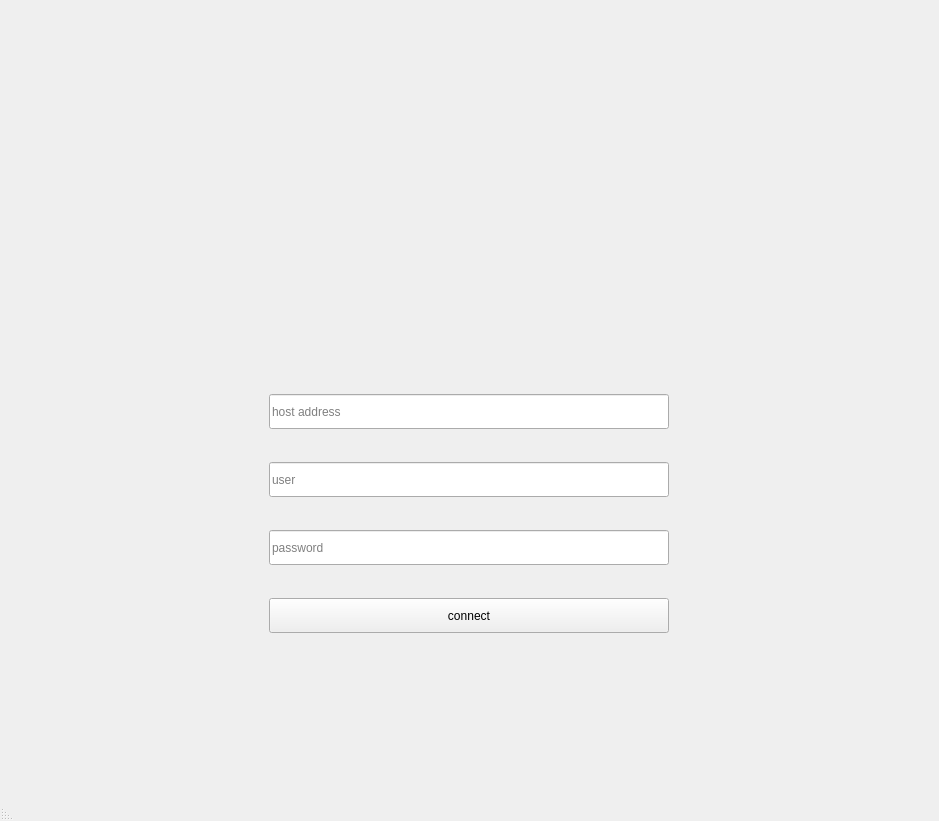
This is gui/new_gui/connect to server/connect_to_server.ui in ali-ghazi78/AP-final_project as Qt 5 draws it before an edit. The edited form follows.
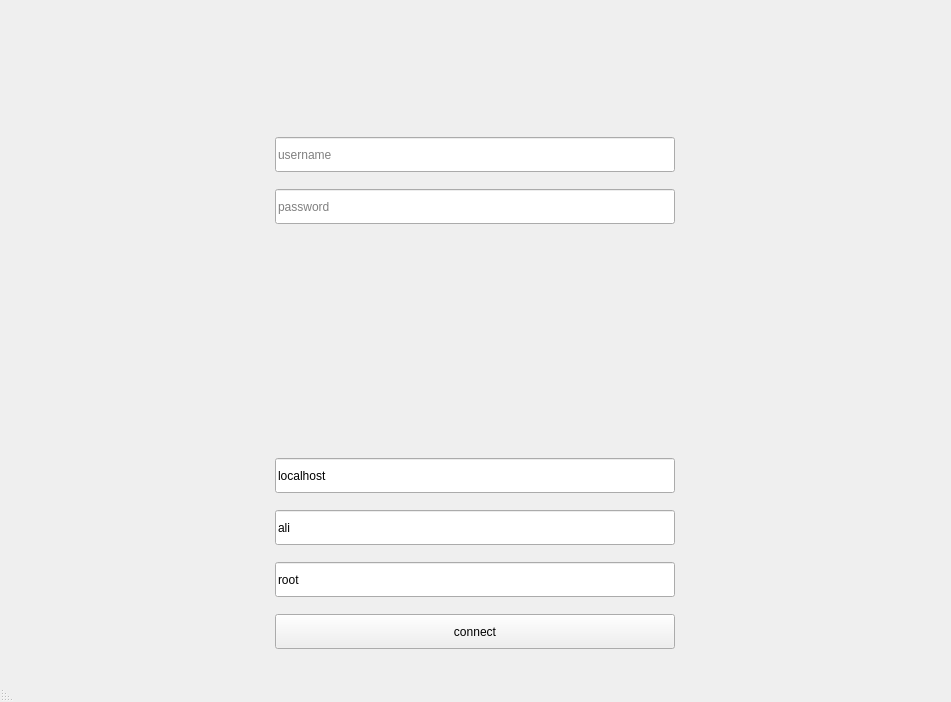
This is the edited form. Icons and pictures are not drawn.

Commit message: all cores work correctly and username password is OK

```diff
--- a/gui/new_gui/connect to server/connect_to_server.ui
+++ b/gui/new_gui/connect to server/connect_to_server.ui
@@ -6,8 +6,8 @@
    <rect>
     <x>0</x>
     <y>0</y>
-    <width>939</width>
-    <height>821</height>
+    <width>951</width>
+    <height>702</height>
    </rect>
   </property>
   <property name="sizePolicy">
@@ -36,36 +36,95 @@
   </property>
   <widget class="QWidget" name="centralwidget">
    <layout class="QVBoxLayout" name="verticalLayout">
-    <property name="spacing">
-     <number>2</number>
-    </property>
-    <property name="leftMargin">
-     <number>50</number>
-    </property>
-    <property name="topMargin">
-     <number>50</number>
-    </property>
-    <property name="rightMargin">
-     <number>50</number>
-    </property>
-    <property name="bottomMargin">
-     <number>50</number>
-    </property>
-    <item>
-     <spacer name="verticalSpacer">
-      <property name="orientation">
-       <enum>Qt::Vertical</enum>
+    <item alignment="Qt::AlignHCenter">
+     <widget class="QLabel" name="label_2">
+      <property name="minimumSize">
+       <size>
+        <width>100</width>
+        <height>100</height>
+       </size>
       </property>
-      <property name="sizeType">
-       <enum>QSizePolicy::Fixed</enum>
+      <property name="maximumSize">
+       <size>
+        <width>100</width>
+        <height>100</height>
+       </size>
       </property>
-      <property name="sizeHint" stdset="0">
+      <property name="text">
+       <string/>
+      </property>
+      <property name="pixmap">
+       <pixmap resource="../booking/booking.qrc">:/core/enter.png</pixmap>
+      </property>
+      <property name="scaledContents">
+       <bool>true</bool>
+      </property>
+      <property name="margin">
+       <number>20</number>
+      </property>
+     </widget>
+    </item>
+    <item alignment="Qt::AlignHCenter">
+     <widget class="QLineEdit" name="user_name">
+      <property name="minimumSize">
        <size>
-        <width>10</width>
-        <height>80</height>
+        <width>400</width>
+        <height>35</height>
        </size>
       </property>
-     </spacer>
+      <property name="maximumSize">
+       <size>
+        <width>400</width>
+        <height>35</height>
+       </size>
+      </property>
+      <property name="sizeIncrement">
+       <size>
+        <width>0</width>
+        <height>35</height>
+       </size>
+      </property>
+      <property name="baseSize">
+       <size>
+        <width>0</width>
+        <height>35</height>
+       </size>
+      </property>
+      <property name="placeholderText">
+       <string>username</string>
+      </property>
+     </widget>
+    </item>
+    <item alignment="Qt::AlignHCenter">
+     <widget class="QLineEdit" name="password">
+      <property name="minimumSize">
+       <size>
+        <width>400</width>
+        <height>35</height>
+       </size>
+      </property>
+      <property name="maximumSize">
+       <size>
+        <width>400</width>
+        <height>35</height>
+       </size>
+      </property>
+      <property name="sizeIncrement">
+       <size>
+        <width>0</width>
+        <height>35</height>
+       </size>
+      </property>
+      <property name="baseSize">
+       <size>
+        <width>0</width>
+        <height>35</height>
+       </size>
+      </property>
+      <property name="placeholderText">
+       <string>password</string>
+      </property>
+     </widget>
     </item>
     <item alignment="Qt::AlignHCenter">
      <widget class="QLabel" name="label">
@@ -107,7 +166,7 @@
        </size>
       </property>
       <property name="text">
-       <string/>
+       <string>localhost</string>
       </property>
       <property name="placeholderText">
        <string>host address</string>
@@ -129,10 +188,10 @@
        </size>
       </property>
       <property name="text">
-       <string/>
+       <string>ali</string>
       </property>
       <property name="placeholderText">
-       <string>user</string>
+       <string>host_username</string>
       </property>
      </widget>
     </item>
@@ -151,10 +210,10 @@
        </size>
       </property>
       <property name="text">
-       <string/>
+       <string>root</string>
       </property>
       <property name="placeholderText">
-       <string>password</string>
+       <string>host_password</string>
       </property>
      </widget>
     </item>
@@ -188,7 +247,7 @@
       <property name="sizeHint" stdset="0">
        <size>
         <width>20</width>
-        <height>80</height>
+        <height>10</height>
        </size>
       </property>
      </spacer>
```
Left out of the diff: 2 changed lines with no effect on the pictures. The commit also changes 21 other files.
